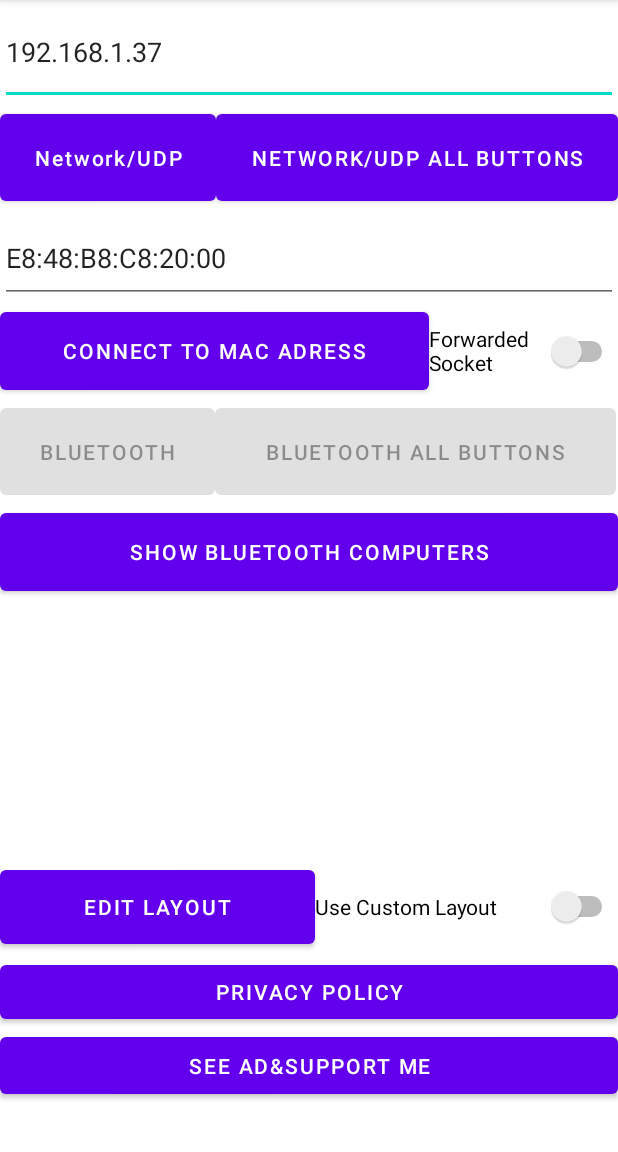
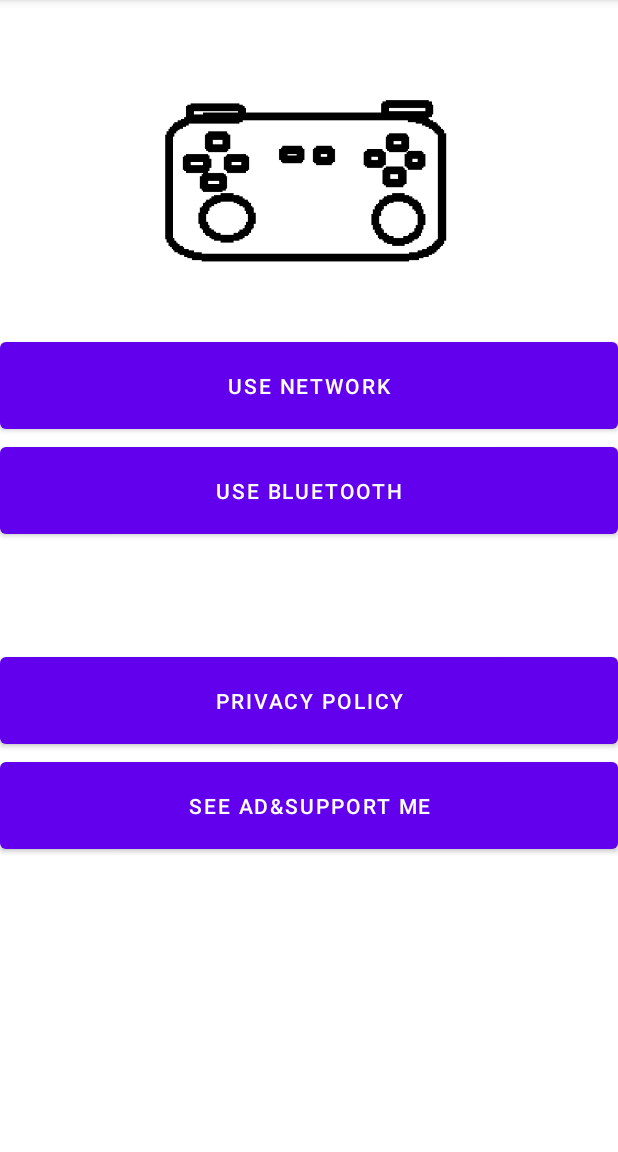
Before and after one commit to serdarbsgn/gyrowheel, an Android app: the screen it shows after launch (MainActivity before the commit, MainMainActivity after it), on a phone screen of 412 x 824 dp, the part 84-1236 px from its top. Run offline under Robolectric (Android 15) with nearby library versions, the phone set to English and light mode, and no system bars; our stand-ins replace AdMob; pictures from the network do not load.

Commit message:
Seperation of views for better UI

```diff
--- a/android-part/app/build.gradle.kts
+++ b/android-part/app/build.gradle.kts
@@ -10,8 +10,8 @@ android {
         applicationId = "com.serdarbsgn.gyrowheel"
         minSdk = 26
         targetSdk = 34
-        versionCode = 5
-        versionName = "1.01111"
+        versionCode = 10
+        versionName = "1.01123"
 
         testInstrumentationRunner = "androidx.test.runner.AndroidJUnitRunner"
     }
@@ -32,7 +32,7 @@ android {
 }
 
 dependencies {
-    implementation(libs.play.services.ads)
+    implementation("com.google.android.gms:play-services-ads:23.2.0")
     implementation(libs.appcompat)
     implementation(libs.material)
     testImplementation(libs.junit)
--- a/android-part/app/src/main/java/com/serdarbsgn/gyrowheel/GamepadActivity.java
+++ b/android-part/app/src/main/java/com/serdarbsgn/gyrowheel/GamepadActivity.java
@@ -416,6 +416,7 @@ public class GamepadActivity extends AppCompatActivity {
         super.onDestroy();
         //If using Network mode, close the socket.
         if(socketAddress!=null){
+            socketClient.sendData("0,0,0,0,0,0,0,0,0,0,0,0,0,0,0,0,0,0,0,0");
             socketClient.close();
         }
         // Unregister the sensor listener
--- a/android-part/app/src/main/java/com/serdarbsgn/gyrowheel/GyroWheelActivity.java
+++ b/android-part/app/src/main/java/com/serdarbsgn/gyrowheel/GyroWheelActivity.java
@@ -185,6 +185,7 @@ public class GyroWheelActivity extends AppCompatActivity {
         super.onDestroy();
         // Unregister the sensor listener
         if(socketAddress!=null){
+            socketClient.sendData("0,0,0,0,0,0,0,0,0,0,0,0,0,0,0,0,0,0,0,0");
             socketClient.close();
         }
         if(sensorManager != null){
--- /dev/null
+++ b/android-part/app/src/main/java/com/serdarbsgn/gyrowheel/MainMainActivity.java
@@ -0,0 +1,82 @@
+package com.serdarbsgn.gyrowheel;
+
+import android.content.Intent;
+import android.net.Uri;
+import android.os.Bundle;
+import android.widget.Button;
+import android.widget.Toast;
+
+import androidx.annotation.NonNull;
+import androidx.appcompat.app.AppCompatActivity;
+
+import com.google.android.gms.ads.AdRequest;
+import com.google.android.gms.ads.LoadAdError;
+import com.google.android.gms.ads.MobileAds;
+import com.google.android.gms.ads.rewarded.RewardedAd;
+import com.google.android.gms.ads.rewarded.RewardedAdLoadCallback;
+
+public class MainMainActivity extends AppCompatActivity {
+
+    @Override
+    protected void onCreate(Bundle savedInstanceState) {
+        super.onCreate(savedInstanceState);
+        setContentView(R.layout.activity_main_main);
+
+        Button buttonNetwork = findViewById(R.id.useNetwork);
+        buttonNetwork.setOnClickListener(v -> {
+            Intent intent = new Intent(MainMainActivity.this, NetworkActivity.class);
+            startActivity(intent);
+        });
+
+        Button buttonBluetooth = findViewById(R.id.useBluetooth);
+        buttonBluetooth.setOnClickListener(v -> {
+            Intent intent = new Intent(MainMainActivity.this, BluetoothActivity.class);
+            startActivity(intent);
+        });
+
+        Button buttonPrivacy = findViewById(R.id.buttonPrivacyPolicy);
+        buttonPrivacy.setOnClickListener(v -> {
+            String url = "https://serdarbisgin.com.tr/privacy-policy-for-gyrowheel-app";
+            Intent intent = new Intent(Intent.ACTION_VIEW);
+            intent.setData(Uri.parse(url));
+            startActivity(intent);
+        });
+        Button buttonSupport = findViewById(R.id.buttonSupportMe);
+        MobileAds.initialize(this, initializationStatus -> {});
+        buttonSupport.setOnClickListener(v -> {
+            RewardedAd rewardedAd = GlobalSettings.getInstance().getRewardedAd();
+            if (rewardedAd != null) {
+                rewardedAd.show(MainMainActivity.this, rewardItem -> {
+                    Toast.makeText(MainMainActivity.this, "Thank you for your support!", Toast.LENGTH_SHORT).show();
+                    GlobalSettings.getInstance().setRewardedAd(null);
+                    loadRewardedAd();
+                });
+            } else {
+                Toast.makeText(MainMainActivity.this, "Ad is not ready yet, please press the button again.", Toast.LENGTH_SHORT).show();
+                loadRewardedAd();
+            }
+        });
+    }
+
+    private void loadRewardedAd() {
+        if(GlobalSettings.getInstance().isLoadingAd()){
+            Toast.makeText(MainMainActivity.this, "Ad is still loading,press the button again after a while.", Toast.LENGTH_SHORT).show();
+            return;
+        }
+        GlobalSettings.getInstance().setLoadingAd(true);
+        AdRequest adRequest = new AdRequest.Builder().build();
+        RewardedAd.load(this, "AD_UNIT_ID", adRequest, new RewardedAdLoadCallback() {
+            @Override
+            public void onAdLoaded(@NonNull RewardedAd ad) {
+                GlobalSettings.getInstance().setRewardedAd(ad);
+                GlobalSettings.getInstance().setLoadingAd(false);
+            }
+
+            @Override
+            public void onAdFailedToLoad(@NonNull LoadAdError loadAdError) {
+                GlobalSettings.getInstance().setRewardedAd(null);
+                GlobalSettings.getInstance().setLoadingAd(false);
+            }
+        });
+    }
+}
--- /dev/null
+++ b/android-part/app/src/main/res/layout/activity_main_main.xml
@@ -0,0 +1,41 @@
+<?xml version="1.0" encoding="utf-8"?>
+<LinearLayout xmlns:android="http://schemas.android.com/apk/res/android"
+    xmlns:app="http://schemas.android.com/apk/res-auto"
+    android:layout_width="match_parent"
+    android:layout_height="wrap_content"
+    android:orientation="vertical">
+
+    <ImageView
+        android:id="@+id/imageView"
+        android:layout_width="match_parent"
+        android:layout_height="222dp"
+        app:srcCompat="@drawable/app" />
+
+    <Button
+        android:id="@+id/useNetwork"
+        android:layout_width="match_parent"
+        android:layout_height="70dp"
+        android:text="@string/use_network" />
+
+    <Button
+        android:id="@+id/useBluetooth"
+        android:layout_width="match_parent"
+        android:layout_height="70dp"
+        android:text="@string/use_bluetooth" />
+
+    <Space
+        android:layout_width="match_parent"
+        android:layout_height="70dp" />
+
+    <Button
+        android:id="@+id/buttonPrivacyPolicy"
+        android:layout_width="match_parent"
+        android:layout_height="70dp"
+        android:text="@string/privacy_policy" />
+
+    <Button
+        android:id="@+id/buttonSupportMe"
+        android:layout_width="match_parent"
+        android:layout_height="70dp"
+        android:text="@string/see_ad_amp_support_me" />
+</LinearLayout>
--- a/android-part/app/src/main/res/values/strings.xml
+++ b/android-part/app/src/main/res/values/strings.xml
@@ -16,8 +16,8 @@
     <string name="button_L3">L3</string>
     <string name="button_Start">Start</string>
     <string name="button_Back">Back</string>
-    <string name="network_udp_all_buttons">Network/UDP All buttons</string>
-    <string name="network_udp">Network/UDP</string>
+    <string name="network_udp_all_buttons">Gamepad Mode</string>
+    <string name="network_udp">GyroWheel Mode</string>
     <string name="enter_ip_address">Enter IP Address</string>
     <string name="http_192_168_1_36_5000">http://192.168.1.37:5000</string>
     <string name="tcp_adb_or_network">TCP/ADB or Network</string>
@@ -33,12 +33,12 @@
     <string name="buttonADL">˂˅</string>
     <string name="buttonADR">˅˃</string>
     <string name="buttonAD">˅</string>
-    <string name="bluetooth_connection">Bluetooth</string>
+    <string name="bluetooth_connection">GyroWheel Mode</string>
     <string name="no_bluetooth">Bluetooth UNAVAILABLE</string>
     <string name="enter_bluetooth_mac_adress">Enter Bluetooth Mac Adress</string>
     <string name="e8_48_b8_c8_20_00">E8:48:B8:C8:20:00</string>
     <string name="search_computers_on_bluetooth">Search Computers on Bluetooth</string>
-    <string name="bluetooth_all_buttons">Bluetooth All buttons</string>
+    <string name="bluetooth_all_buttons">Gamepad Mode</string>
     <string name="connect_to_mac_adress">Connect to MAC adress</string>
     <string name="bluetooth_le">Bluetooth Le</string>
     <string name="forwarded_socket">Forwarded Socket</string>
@@ -49,4 +49,6 @@
     <string name="privacy_policy">PRIVACY POLICY</string>
     <string name="see_ad_amp_support_me"><![CDATA[See ad&support me]]></string>
     <string name="show_bluetooth_computers">Show Bluetooth Computers</string>
+    <string name="use_network">Use Network</string>
+    <string name="use_bluetooth">Use Bluetooth</string>
 </resources>
```
Also changed, not shown: android-part/app/src/main/AndroidManifest.xml (+4 -3 lines), android-part/app/src/main/java/com/serdarbsgn/gyrowheel/BluetoothActivity.java (added, +190 -0 lines), android-part/app/src/main/java/com/serdarbsgn/gyrowheel/GlobalSettings.java (+22 -0 lines), android-part/app/src/main/java/com/serdarbsgn/gyrowheel/NetworkActivity.java (added, +48 -0 lines), android-part/app/src/main/res/layout/activity_main_bluetooth.xml (added, +66 -0 lines), android-part/app/src/main/res/layout/activity_main_network.xml (added, +45 -0 lines), android-part/app/src/main/res/drawable/app.png (added), 2 other files.
